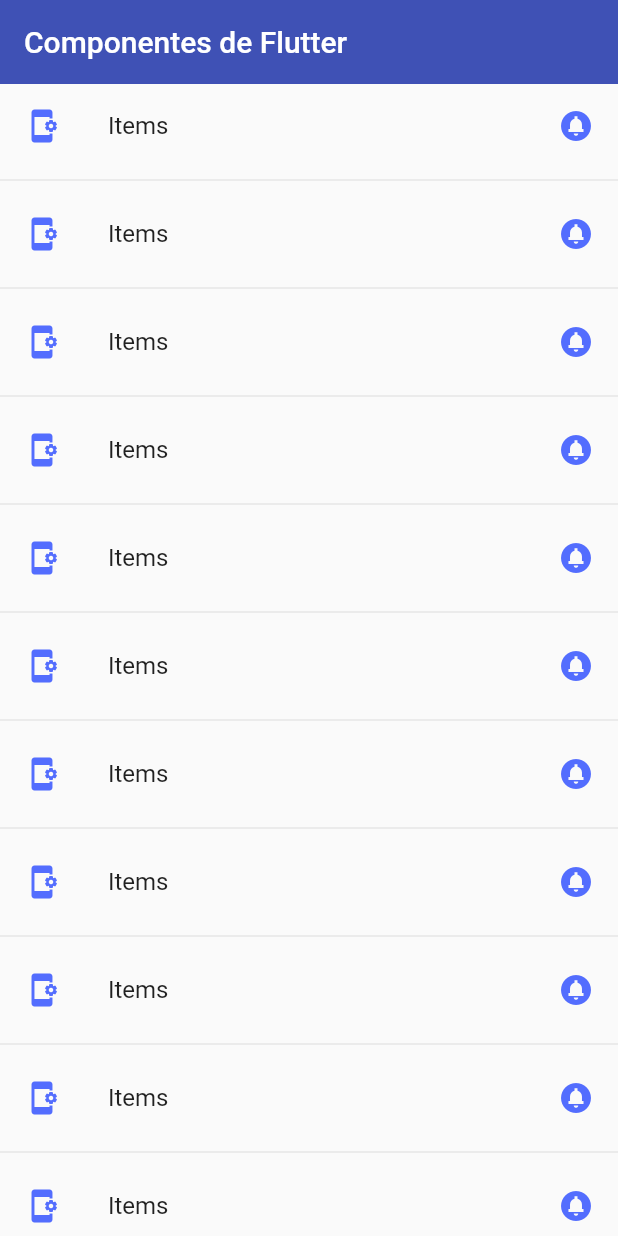
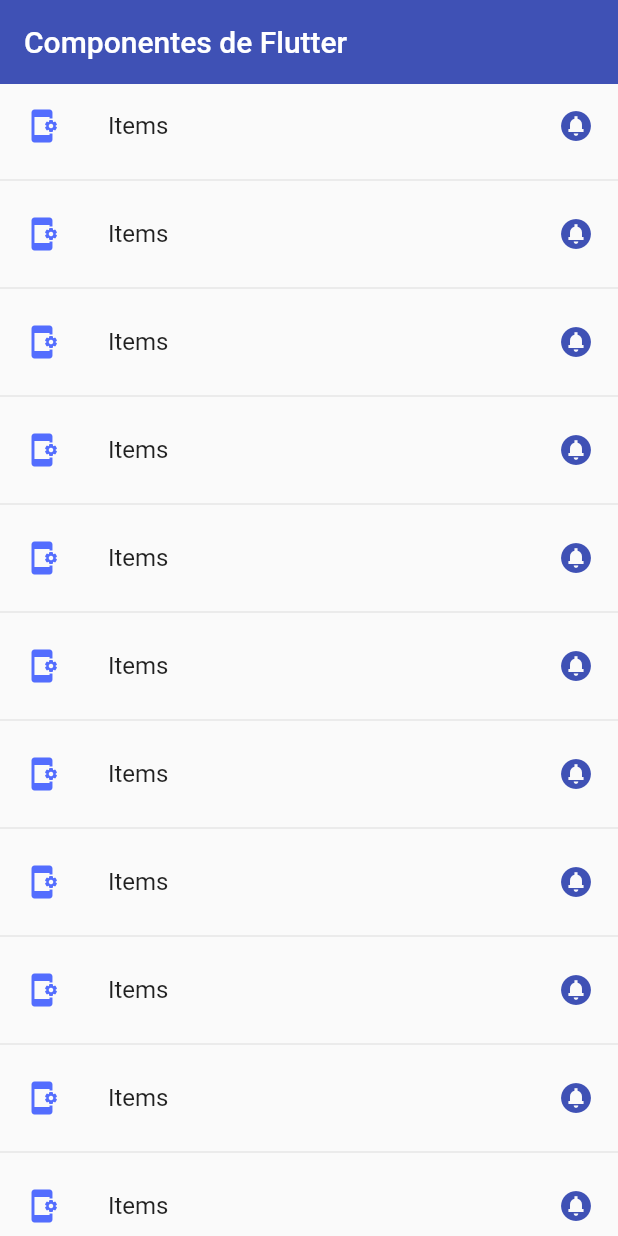
Before and after one commit to David-JPena/mltapp_components, a Flutter app: the screen it shows after launch, on a phone screen of 412 x 824 dp. Run offline on Flutter 3.47's test engine with Material 2 defaults, Android fonts, the phone set to English and light mode, and no system bars.

Commit message:
17102023_2

```diff
--- a/lib/screens/home_screen.dart
+++ b/lib/screens/home_screen.dart
@@ -16,7 +16,7 @@ class HomeScreen extends StatelessWidget {
         itemBuilder:(context, index) => ListTile(
           leading: const Icon(Icons.app_settings_alt, color: Colors.indigoAccent,),
           title: const Text('Items'),
-          trailing: const Icon(Icons.circle_notifications_sharp, color: Colors.indigoAccent),
+          trailing: const Icon(Icons.circle_notifications_sharp, color: Colors.indigo),
           onTap: () {
 
           },
```
